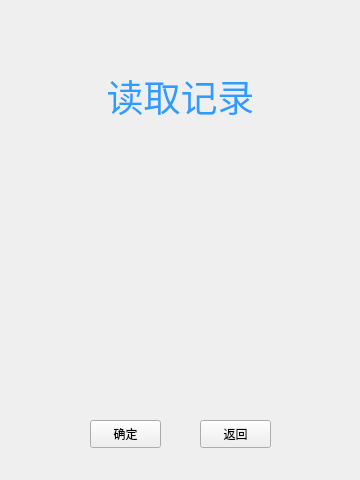
Old version of the form loadwidget.ui in the repository zhaoxh16/sudoku.
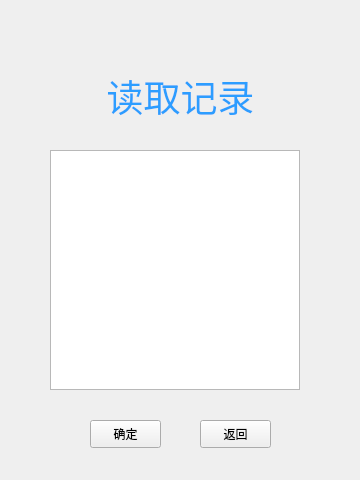
New version of the form.

Patch:
```diff
--- a/loadwidget.ui
+++ b/loadwidget.ui
@@ -98,6 +98,16 @@
     <string>返回</string>
    </property>
   </widget>
+  <widget class="QTableView" name="tableView">
+   <property name="geometry">
+    <rect>
+     <x>50</x>
+     <y>150</y>
+     <width>250</width>
+     <height>240</height>
+    </rect>
+   </property>
+  </widget>
  </widget>
  <resources/>
  <connections/>
```
